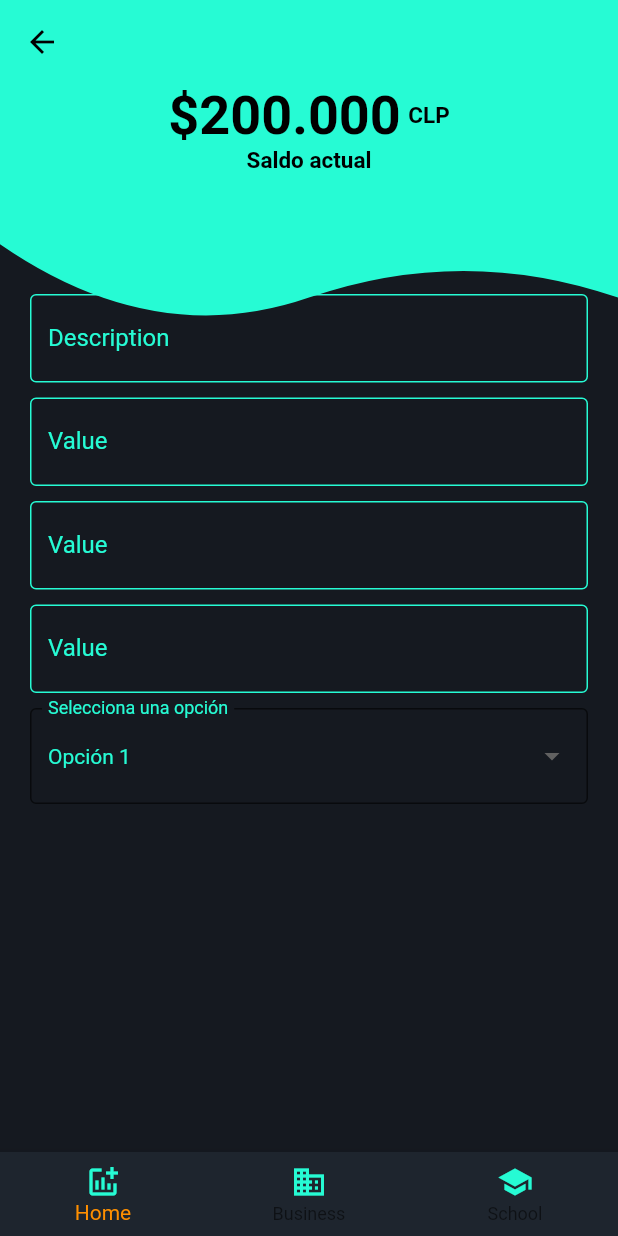
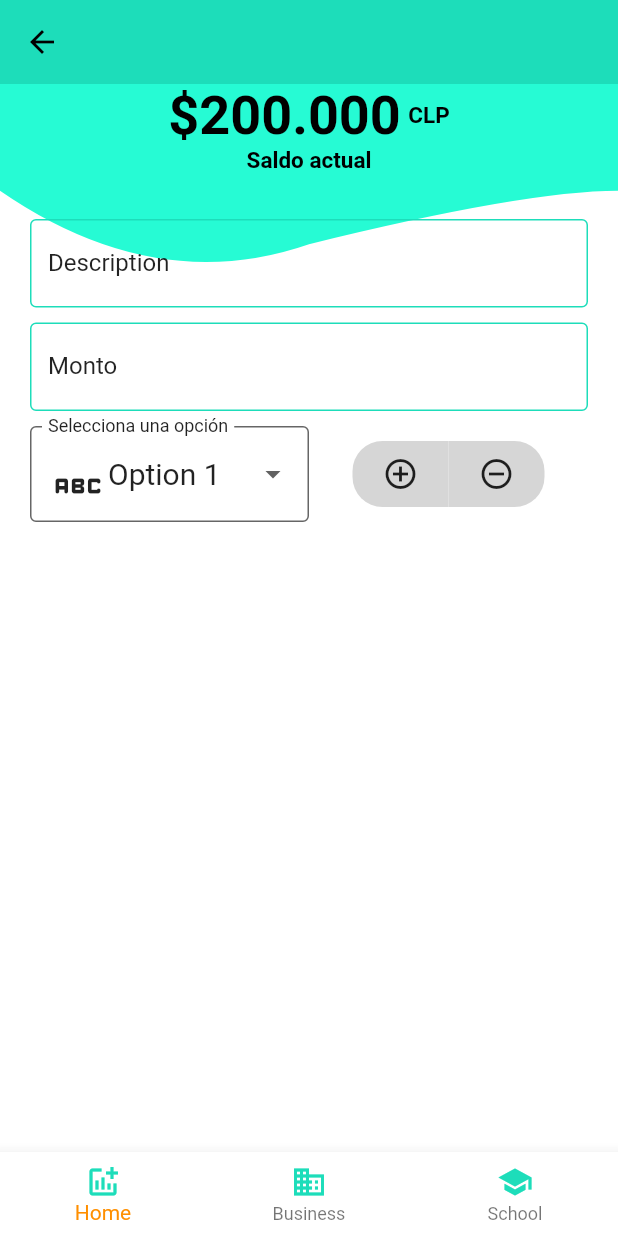
Before and after one commit to FabianArancibiaM/FinanzApp, a Flutter app: the screen it shows after launch, on a phone screen of 412 x 824 dp. Run offline on Flutter 3.47's test engine with Material 2 defaults, Android fonts, the light colour scheme and no system bars; our stand-ins replace animate_do, charts_flutter, cloud_firestore, equatable, file_picker, firebase_core and 6 more; missing offline and left inert: dart:ffi; accounts and stored records are empty.

Commit message:
nuevos widget

```diff
--- /dev/null
+++ b/under_finance/lib/components/dropdown_custom.dart
@@ -0,0 +1,91 @@
+import 'package:flutter/material.dart';
+
+class DropdownCustom extends StatefulWidget {
+  const DropdownCustom({Key? key}) : super(key: key);
+
+  @override
+  State<DropdownCustom> createState() => _DropdownCustomState();
+}
+
+class _DropdownCustomState extends State<DropdownCustom> {
+  @override
+  Widget build(BuildContext context) {
+    final List<ItemCustom> items = [
+      new ItemCustom(
+        icns: Icons.abc_rounded,
+        txt: 'Option 1',
+      ),
+      new ItemCustom(
+        icns: Icons.access_alarm_outlined,
+        txt: 'Option 2',
+      ),
+      new ItemCustom(
+        icns: Icons.account_balance_wallet_sharp,
+        txt: 'Option 3',
+      ),
+      new ItemCustom(
+        icns: Icons.account_circle,
+        txt: 'Option 4',
+      ),
+      new ItemCustom(
+        icns: Icons.add_card_sharp,
+        txt: 'Option 5',
+      )
+    ];
+    ItemCustom selectedValue = items[0];
+    final onPrimary = Theme.of(context).colorScheme.onPrimary;
+    final primary = Theme.of(context).colorScheme.primary;
+    final background = Theme.of(context).colorScheme.background;
+    return DropdownButtonFormField<ItemCustom>(
+      value: selectedValue,
+      dropdownColor: background,
+      style: TextStyle(color: onPrimary),
+      focusColor: background,
+      decoration: InputDecoration(
+        filled: true,
+        fillColor: background, // Color de fondo del listado
+        labelText: 'Selecciona una opción',
+        labelStyle: TextStyle(color: onPrimary),
+        border: OutlineInputBorder(
+          borderSide: BorderSide(color: primary),
+        ),
+      ),
+      items: items.map((ItemCustom value) {
+        return DropdownMenuItem<ItemCustom>(value: value, child: value);
+      }).toList(),
+      onChanged: (ItemCustom? newValue) {
+        if (newValue != null) {
+          // Actualizar el valor seleccionado
+          selectedValue = newValue;
+          // Realizar acciones según la selección
+          print('Opción seleccionada: $newValue');
+        }
+      },
+    );
+  }
+}
+
+class ItemCustom extends StatelessWidget {
+  final IconData icns;
+  final String txt;
+  const ItemCustom({Key? key, required this.icns, required this.txt})
+      : super(key: key);
+
+  @override
+  Widget build(BuildContext context) {
+    final onPrimary = Theme.of(context).colorScheme.onPrimary;
+    return Container(
+      child: Row(mainAxisAlignment: MainAxisAlignment.center, children: [
+        Icon(
+          this.icns,
+          color: onPrimary,
+          size: 40,
+        ),
+        Text(
+          this.txt,
+          style: TextStyle(fontSize: 20),
+        )
+      ]),
+    );
+  }
+}
--- a/under_finance/lib/components/header_waves.dart
+++ b/under_finance/lib/components/header_waves.dart
@@ -33,11 +33,11 @@ class _HeaderWaves extends CustomPainter {
 
     final path = new Path();
     // Dibujar con el path y el lapiz
-    path.lineTo(0, size.height * 0.15);
-    path.quadraticBezierTo(size.width * 0.25, size.height * 0.25,
-        size.width * 0.5, size.height * 0.20);
+    path.lineTo(0, size.height * 0.10);
+    path.quadraticBezierTo(size.width * 0.25, size.height * 0.20,
+        size.width * 0.5, size.height * 0.15);
     path.quadraticBezierTo(
-        size.width * 0.75, size.height * 0.15, size.width, size.height * 0.20);
+        size.width * 0.85, size.height * 0.1, size.width, size.height * 0.10);
     path.lineTo(size.width, 0);
     canvas.drawPath(path, lapiz);
   }
--- /dev/null
+++ b/under_finance/lib/components/rounde_buttons.dart
@@ -0,0 +1,88 @@
+import 'package:flutter/material.dart';
+
+class RoundedButtons extends StatefulWidget {
+  @override
+  _RoundedButtonsState createState() => _RoundedButtonsState();
+}
+
+class _RoundedButtonsState extends State<RoundedButtons> {
+  final Color buttonDisable = const Color.fromRGBO(214, 214, 214, 1);
+  final Color buttonAdd = Colors.green;
+  final Color buttonRemove = Colors.red;
+
+  Color right = const Color.fromRGBO(214, 214, 214, 1);
+  Color lefth = const Color.fromRGBO(214, 214, 214, 1);
+  int btnSelected = 0;
+
+  @override
+  Widget build(BuildContext context) {
+    return Row(
+      mainAxisAlignment: MainAxisAlignment.center,
+      children: [
+        RoundedButton(
+          label: 'Botón 1',
+          color: lefth,
+          right: false,
+          onPressed: () {
+            setState(() {
+              btnSelected = 1;
+              lefth = buttonAdd;
+              right = buttonDisable;
+            });
+          },
+        ),
+        RoundedButton(
+          label: 'Botón 2',
+          color: right,
+          right: true,
+          onPressed: () {
+            setState(() {
+              btnSelected = 2;
+              right = buttonRemove;
+              lefth = buttonDisable;
+            });
+          },
+        ),
+      ],
+    );
+  }
+}
+
+class RoundedButton extends StatelessWidget {
+  final String label;
+  final Color color;
+  final VoidCallback onPressed;
+  final bool right;
+
+  const RoundedButton({
+    required this.label,
+    required this.color,
+    required this.onPressed,
+    required this.right,
+  });
+
+  @override
+  Widget build(BuildContext context) {
+    return InkWell(
+      onTap: onPressed,
+      child: Container(
+        padding: const EdgeInsets.symmetric(horizontal: 20.0, vertical: 10.0),
+        decoration: BoxDecoration(
+          color: color,
+          borderRadius: right == true
+              ? const BorderRadius.only(
+                  topRight: Radius.circular(20.0),
+                  bottomRight: Radius.circular(20.0),
+                )
+              : const BorderRadius.only(
+                  topLeft: Radius.circular(20.0),
+                  bottomLeft: Radius.circular(20.0),
+                ),
+        ),
+        child: right == true
+            ? const Icon(Icons.remove_circle_outline)
+            : const Icon(Icons.add_circle_outline),
+      ),
+    );
+  }
+}
--- a/under_finance/lib/theme/app_theme.dart
+++ b/under_finance/lib/theme/app_theme.dart
@@ -9,21 +9,26 @@ import 'package:flutter/material.dart';
 // #00B698
 
 class AppTheme {
-  static const Color primary = Color.fromRGBO(38, 251, 212, 1);
-  static const Color accentColor = Color.fromRGBO(30, 37, 46, 1);
-  static const Color backgroundColor = Color.fromRGBO(21, 25, 32, 1);
-  static const Color textColor = Color.fromRGBO(38, 251, 212, 1);
+  static const Color verde = Color.fromRGBO(29, 221, 186, 1);
+  static const Color blanco = Color.fromRGBO(255, 255, 255, 1);
+  static const Color amarillo = Color.fromRGBO(255, 255, 128, 1.0);
+  static const Color azul = Color.fromRGBO(0, 0, 102, 1.0);
+
+  static const Color primary = verde;
+  static const Color secondary = azul;
+  static const Color backgroundColor = blanco;
+  static const Color accentColor = blanco;
 
   static final ThemeData ligthTheme = ThemeData.light().copyWith(
     colorScheme: const ColorScheme.light(
         primary: primary,
-        secondary: Color.fromRGBO(21, 25, 32, 1),
-        background: Color.fromRGBO(30, 37, 46, 1),
+        secondary: secondary,
+        background: backgroundColor,
         surface: Color.fromARGB(255, 181, 63, 148),
         error: Colors.red,
-        onPrimary: Colors.tealAccent,
+        onPrimary: Colors.black87,
         onSecondary: Colors.purpleAccent,
-        onBackground: Colors.black,
+        onBackground: Color.fromARGB(255, 153, 30, 30),
         onSurface: Colors.black,
         onError: Colors.red,
         brightness: Brightness.light),
--- a/under_finance/lib/widget/add_movement.dart
+++ b/under_finance/lib/widget/add_movement.dart
@@ -1,4 +1,8 @@
+import 'dart:ffi';
+
 import 'package:flutter/material.dart';
+import 'package:under_finance/components/dropdown_custom.dart';
+import 'package:under_finance/components/rounde_buttons.dart';
 
 class AddMovementScreen extends StatefulWidget {
   const AddMovementScreen({Key? key}) : super(key: key);
@@ -11,9 +15,8 @@ class _AddMovementScreenState extends State<AddMovementScreen> {
   @override
   Widget build(BuildContext context) {
     final primaryColor = Theme.of(context).colorScheme.primary;
-    final background = Theme.of(context).colorScheme.secondary;
-    final List<String> items = ['Opción 1', 'Opción 2', 'Opción 3'];
-    String selectedValue = 'Opción 1';
+    final onPrimary = Theme.of(context).colorScheme.onPrimary;
+
     return Form(
       child: Padding(
         padding: const EdgeInsets.symmetric(horizontal: 20),
@@ -23,10 +26,10 @@ class _AddMovementScreenState extends State<AddMovementScreen> {
               height: 80,
             ),
             TextField(
-              style: TextStyle(color: primaryColor),
+              style: TextStyle(color: onPrimary),
               decoration: InputDecoration(
                 labelText: 'Description',
-                labelStyle: TextStyle(color: primaryColor),
+                labelStyle: TextStyle(color: onPrimary),
                 enabledBorder: OutlineInputBorder(
                   borderSide: BorderSide(color: primaryColor),
                 ),
@@ -39,10 +42,10 @@ class _AddMovementScreenState extends State<AddMovementScreen> {
               height: 10,
             ),
             TextField(
-              style: TextStyle(color: primaryColor),
+              style: TextStyle(color: onPrimary),
               decoration: InputDecoration(
-                labelText: 'Value',
-                labelStyle: TextStyle(color: primaryColor),
+                labelText: 'Monto',
+                labelStyle: TextStyle(color: onPrimary),
                 enabledBorder: OutlineInputBorder(
                   borderSide: BorderSide(color: primaryColor),
                 ),
@@ -54,73 +57,16 @@ class _AddMovementScreenState extends State<AddMovementScreen> {
             const SizedBox(
               height: 10,
             ),
-            TextField(
-              style: TextStyle(color: primaryColor),
-              decoration: InputDecoration(
-                labelText: 'Value',
-                labelStyle: TextStyle(color: primaryColor),
-                enabledBorder: OutlineInputBorder(
-                  borderSide: BorderSide(color: primaryColor),
+            Row(
+              children: [
+                Expanded(
+                  child: DropdownCustom(),
+                ), // Espaciado entre los widgets
+                Expanded(
+                  child: RoundedButtons(),
                 ),
-                focusedBorder: OutlineInputBorder(
-                  borderSide: BorderSide(color: primaryColor),
-                ),
-              ),
+              ],
             ),
-            const SizedBox(
-              height: 10,
-            ),
-            TextField(
-              style: TextStyle(color: primaryColor),
-              decoration: InputDecoration(
-                labelText: 'Value',
-                labelStyle: TextStyle(color: primaryColor),
-                enabledBorder: OutlineInputBorder(
-                  borderSide: BorderSide(color: primaryColor),
-                ),
-                focusedBorder: OutlineInputBorder(
-                  borderSide: BorderSide(color: primaryColor),
-                ),
-              ),
-            ),
-            const SizedBox(
-              height: 10,
-            ),
-            DropdownButtonFormField<String>(
-              value: selectedValue,
-              dropdownColor: background,
-              style: TextStyle(color: primaryColor),
-              focusColor: background,
-              decoration: InputDecoration(
-                filled: true,
-                fillColor: background, // Color de fondo del listado
-                labelText: 'Selecciona una opción',
-                labelStyle: TextStyle(color: primaryColor),
-                border: OutlineInputBorder(
-                  borderSide: BorderSide(color: primaryColor),
-                ),
-              ),
-              items: items.map((String value) {
-                return DropdownMenuItem<String>(
-                  value: value,
-                  child: Text(
-                    value,
-                    style: TextStyle(color: primaryColor),
-                  ),
-                );
-              }).toList(),
-              onChanged: (String? newValue) {
-                if (newValue != null) {
-                  // Actualizar el valor seleccionado
-                  selectedValue = newValue;
-                  // Realizar acciones según la selección
-                  print('Opción seleccionada: $newValue');
-                }
-              },
-            ),
-            const SizedBox(
-              height: 10,
-            )
           ],
         ),
       ),
--- a/under_finance/lib/widget/menu.dart
+++ b/under_finance/lib/widget/menu.dart
@@ -1,7 +1,6 @@
 import 'package:flutter/material.dart';
 import 'package:under_finance/components/footer_navigator.dart';
 import 'package:under_finance/components/header.dart';
-import 'package:under_finance/components/header_waves.dart';
 import 'package:under_finance/widget/add_movement.dart';
 
 class MenuScreen extends StatefulWidget {
@@ -32,7 +31,7 @@ class _MenuScreenState extends State<MenuScreen> {
       body: Stack(children: [
         const HeaderScreen(),
         Container(
-          padding: EdgeInsets.only(top: 60),
+          padding: const EdgeInsets.only(top: 10),
           child: SingleChildScrollView(
             scrollDirection: Axis.vertical,
             child: IndexedStack(
```
